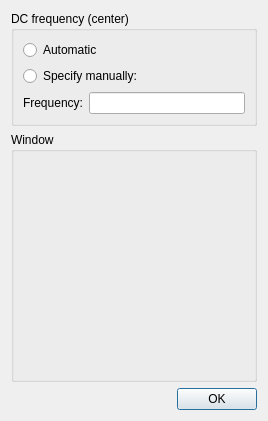
Old version of the form Software/PC_Application/LibreVNA-GUI/Traces/Math/dftdialog.ui in the repository jankae/LibreVNA.
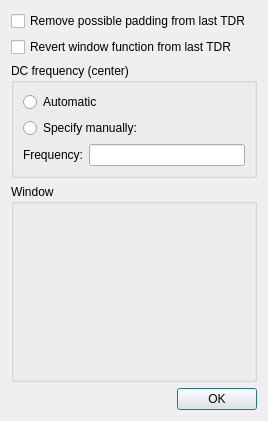
New version of the form. Custom widgets are drawn as their Qt base class.

```diff
--- a/Software/PC_Application/LibreVNA-GUI/Traces/Math/dftdialog.ui
+++ b/Software/PC_Application/LibreVNA-GUI/Traces/Math/dftdialog.ui
@@ -19,7 +19,21 @@
   <property name="modal">
    <bool>true</bool>
   </property>
-  <layout class="QVBoxLayout" name="verticalLayout" stretch="0,1,0">
+  <layout class="QVBoxLayout" name="verticalLayout" stretch="0,0,0,1,0">
+   <item>
+    <widget class="QCheckBox" name="removePadding">
+     <property name="text">
+      <string>Remove possible padding from last TDR</string>
+     </property>
+    </widget>
+   </item>
+   <item>
+    <widget class="QCheckBox" name="revertWindow">
+     <property name="text">
+      <string>Revert window function from last TDR</string>
+     </property>
+    </widget>
+   </item>
    <item>
     <widget class="QGroupBox" name="groupBox">
      <property name="title">
```
Left out of the diff: 4 changed lines with no effect on the pictures.
